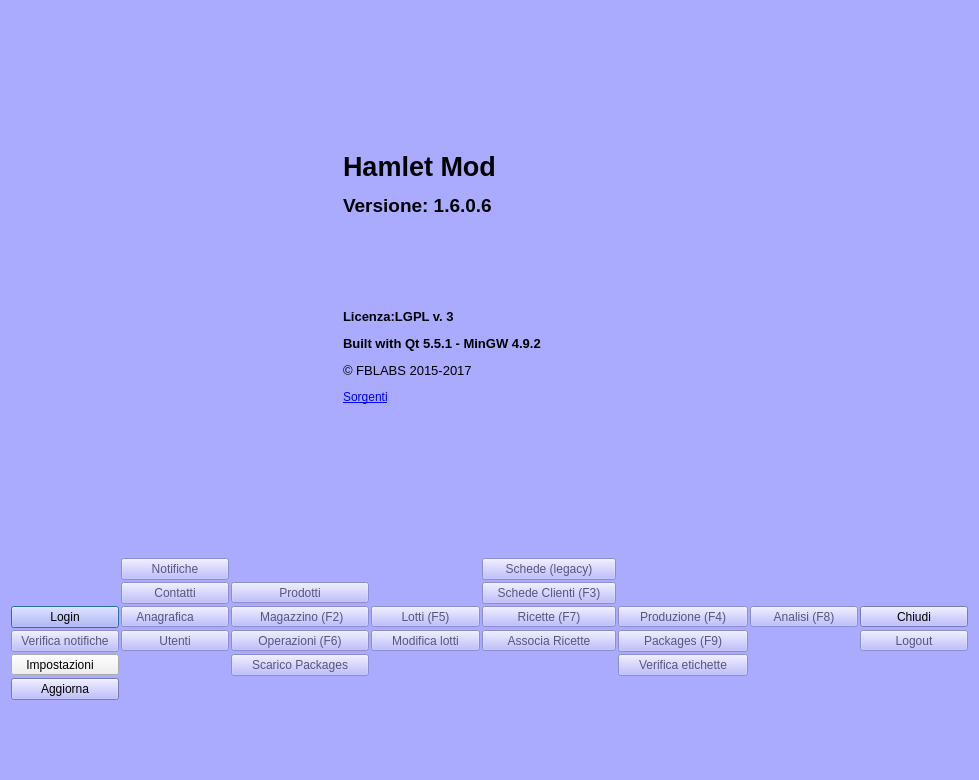
fblabs/hamlet-mod-sancon, file mainwindow.ui: the form before one commit.
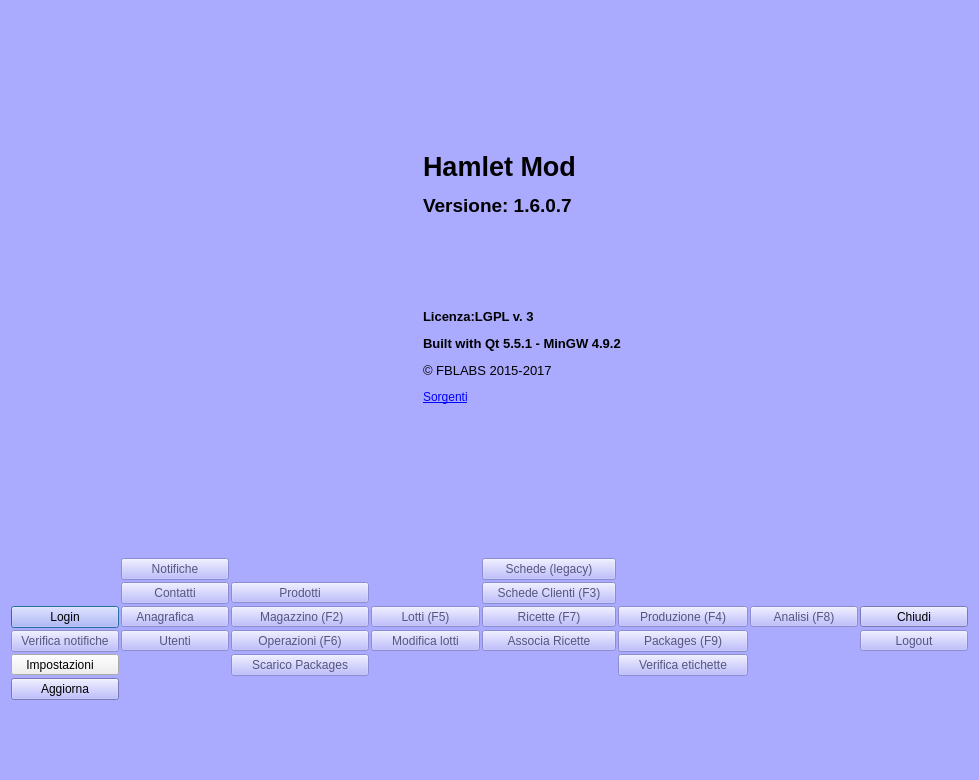
The form after the commit. Icons and pictures are not drawn.

What changed in the file:
```diff
--- a/mainwindow.ui
+++ b/mainwindow.ui
@@ -495,6 +495,22 @@
     </item>
     <item>
      <layout class="QHBoxLayout" name="horizontalLayout">
+      <item>
+       <spacer name="horizontalSpacer">
+        <property name="orientation">
+         <enum>Qt::Horizontal</enum>
+        </property>
+        <property name="sizeType">
+         <enum>QSizePolicy::Fixed</enum>
+        </property>
+        <property name="sizeHint" stdset="0">
+         <size>
+          <width>80</width>
+          <height>20</height>
+         </size>
+        </property>
+       </spacer>
+      </item>
       <item>
        <widget class="QLabel" name="label">
         <property name="minimumSize">
@@ -523,7 +539,7 @@
       <item>
        <widget class="QLabel" name="label_2">
         <property name="text">
-         <string>&lt;html&gt;&lt;head/&gt;&lt;body&gt;&lt;p&gt;&lt;span style=&quot; font-size:20pt; font-weight:600;&quot;&gt;Hamlet Mod&lt;/span&gt;&lt;/p&gt;&lt;p&gt;&lt;span style=&quot; font-size:14pt; font-weight:600;&quot;&gt;Versione: 1.6.0.6&lt;/span&gt;&lt;/p&gt;&lt;p&gt;&lt;br/&gt;&lt;/p&gt;&lt;p&gt;&lt;br/&gt;&lt;/p&gt;&lt;p&gt;&lt;span style=&quot; font-size:10pt; font-weight:600;&quot;&gt;Licenza:LGPL v. 3&lt;/span&gt;&lt;/p&gt;&lt;p&gt;&lt;span style=&quot; font-size:10pt; font-weight:600;&quot;&gt;Built with Qt 5.5.1 - MinGW 4.9.2&lt;/span&gt;&lt;/p&gt;&lt;p&gt;&lt;span style=&quot; font-size:10pt;&quot;&gt;© FBLABS 2015-2017&lt;/span&gt;&lt;/p&gt;&lt;p&gt;&lt;a href=&quot;https://www.github.com/fblabs/hamlet-mod-sancon&quot;&gt;&lt;span style=&quot; text-decoration: underline; color:#0000ff;&quot;&gt;Sorgenti&lt;/span&gt;&lt;/a&gt;&lt;/p&gt;&lt;/body&gt;&lt;/html&gt;</string>
+         <string>&lt;html&gt;&lt;head/&gt;&lt;body&gt;&lt;p&gt;&lt;span style=&quot; font-size:20pt; font-weight:600;&quot;&gt;Hamlet Mod&lt;/span&gt;&lt;/p&gt;&lt;p&gt;&lt;span style=&quot; font-size:14pt; font-weight:600;&quot;&gt;Versione: 1.6.0.7&lt;/span&gt;&lt;/p&gt;&lt;p&gt;&lt;br/&gt;&lt;/p&gt;&lt;p&gt;&lt;br/&gt;&lt;/p&gt;&lt;p&gt;&lt;span style=&quot; font-size:10pt; font-weight:600;&quot;&gt;Licenza:LGPL v. 3&lt;/span&gt;&lt;/p&gt;&lt;p&gt;&lt;span style=&quot; font-size:10pt; font-weight:600;&quot;&gt;Built with Qt 5.5.1 - MinGW 4.9.2&lt;/span&gt;&lt;/p&gt;&lt;p&gt;&lt;span style=&quot; font-size:10pt;&quot;&gt;© FBLABS 2015-2017&lt;/span&gt;&lt;/p&gt;&lt;p&gt;&lt;a href=&quot;https://www.github.com/fblabs/hamlet-mod-sancon&quot;&gt;&lt;span style=&quot; text-decoration: underline; color:#0000ff;&quot;&gt;Sorgenti&lt;/span&gt;&lt;/a&gt;&lt;/p&gt;&lt;/body&gt;&lt;/html&gt;</string>
         </property>
         <property name="scaledContents">
          <bool>false</bool>
```
Left out of the diff: 2 changed lines with no effect on the pictures.
